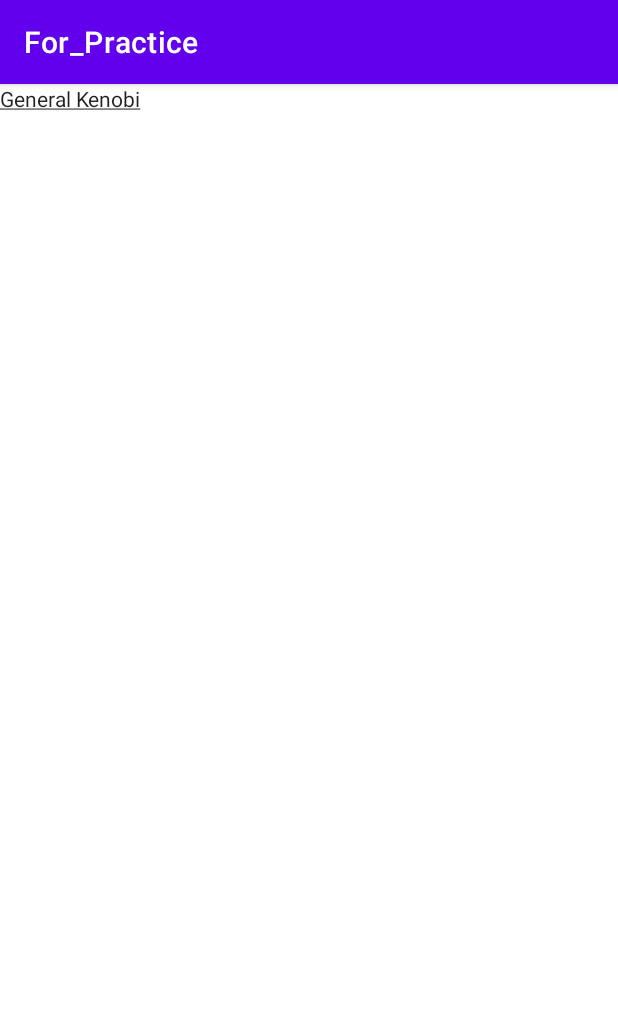
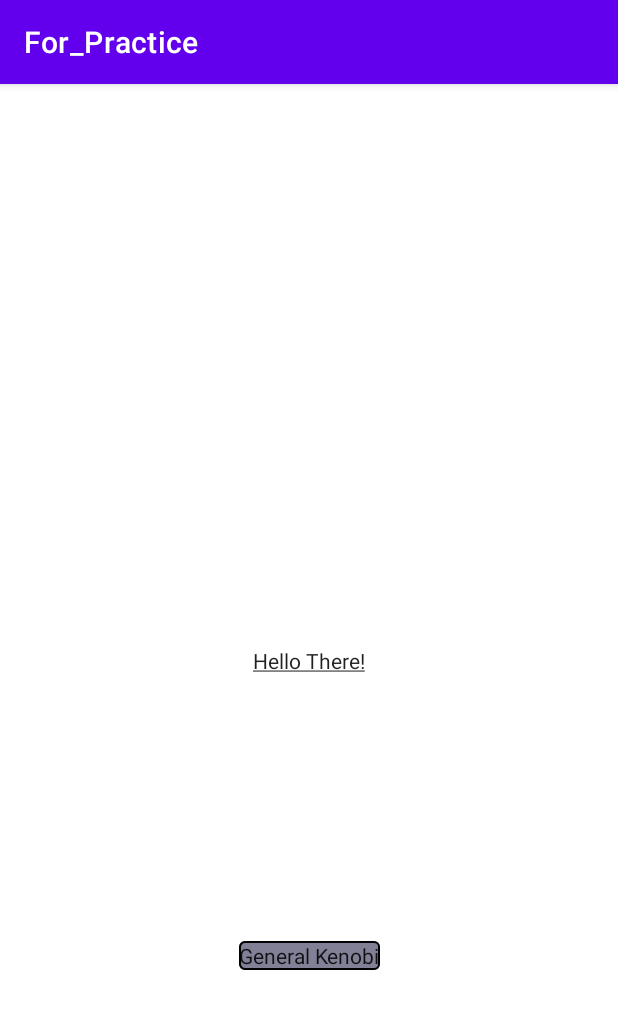
Before and after one commit to krymov-d/For_Practice, an Android app: the screen it shows after launch (MainActivity), on a phone screen of 412 x 824 dp. Shown: the top 1009 px of the screen. Run offline under Robolectric (Android 15) with nearby library versions, the phone set to English and light mode, and no system bars.

Commit message:
Created custom class CircledButton

```diff
--- a/app/src/main/java/kz/kd/for_practice/MainActivity.kt
+++ b/app/src/main/java/kz/kd/for_practice/MainActivity.kt
@@ -1,29 +1,81 @@
 package kz.kd.for_practice
 
 import android.content.Context
+import android.content.res.ColorStateList
+import android.graphics.Color
 import androidx.appcompat.app.AppCompatActivity
 import android.os.Bundle
 import android.util.AttributeSet
+import androidx.appcompat.widget.AppCompatButton
 import androidx.appcompat.widget.AppCompatTextView
+import com.google.android.material.shape.CornerFamily
+import com.google.android.material.shape.MaterialShapeDrawable
+import com.google.android.material.shape.ShapeAppearanceModel
 
 class MainActivity : AppCompatActivity() {
     override fun onCreate(savedInstanceState: Bundle?) {
         super.onCreate(savedInstanceState)
-        setContentView(
-            UnderlinedTextView(this).apply {
-                text = "General Kenobi"
-            }
-        )
+        setContentView(R.layout.activity_main)
     }
 }
 
 class UnderlinedTextView @JvmOverloads constructor(
     context: Context,
-    attr: AttributeSet? = null,
+    attrs: AttributeSet? = null,
     defStyleAttr: Int = 0
-) : AppCompatTextView(context, attr, defStyleAttr) {
+) : AppCompatTextView(context, attrs, defStyleAttr) {
 
     init {
         paint.isUnderlineText = true
     }
 }
+
+private const val COLOR_NONE = -1
+
+class CircledButton @JvmOverloads constructor(
+    context: Context,
+    attrs: AttributeSet? = null,
+    defStyleAttr: Int = 0
+) : AppCompatButton(context, attrs, defStyleAttr) {
+    private var radius = 0f
+    private var hasBorder = false
+    private var borderColor = COLOR_NONE
+    private var borderSize = 0f
+    init {
+        context.theme.obtainStyledAttributes(
+            attrs,
+            R.styleable.CircledButton,
+            0, 0
+        ).apply {
+            try {
+                radius = getDimensionPixelSize(R.styleable.CircledButton_radius, 0).toFloat()
+                hasBorder = getBoolean(R.styleable.CircledButton_hasBorder, false)
+                borderColor = getColor(R.styleable.CircledButton_borderColor, COLOR_NONE)
+                borderSize = getDimensionPixelSize(R.styleable.CircledButton_borderSize, 0).toFloat()
+            } finally {
+                recycle()
+            }
+        }
+
+        val shapeAppearanceModel: ShapeAppearanceModel = ShapeAppearanceModel().toBuilder().apply {
+            if (radius > 0) {
+                setAllCorners(
+                    CornerFamily.ROUNDED,
+                    radius
+                )
+            }
+        }.build()
+
+        val shapeDrawable = MaterialShapeDrawable(shapeAppearanceModel).apply {
+
+            if (hasBorder && borderColor != COLOR_NONE) {
+                strokeWidth = borderSize
+                strokeColor = ColorStateList.valueOf(borderColor)
+            }
+
+            fillColor = ColorStateList.valueOf(androidx.appcompat.R.attr.colorPrimary)
+        }
+
+        background = shapeDrawable
+    }
+}
--- a/app/src/main/res/layout/activity_main.xml
+++ b/app/src/main/res/layout/activity_main.xml
@@ -7,6 +7,7 @@
     tools:context=".MainActivity">
 
     <kz.kd.for_practice.UnderlinedTextView
+        android:id="@+id/tv"
         android:layout_width="wrap_content"
         android:layout_height="wrap_content"
         android:text="Hello There!"
@@ -15,4 +16,17 @@
         app:layout_constraintStart_toStartOf="parent"
         app:layout_constraintTop_toTopOf="parent" />
 
+    <kz.kd.for_practice.CircledButton
+        android:layout_width="wrap_content"
+        android:layout_height="wrap_content"
+        android:text="General Kenobi"
+        app:borderColor="@android:color/black"
+        app:borderSize="1dp"
+        app:hasBorder="true"
+        app:layout_constraintBottom_toBottomOf="parent"
+        app:layout_constraintEnd_toEndOf="parent"
+        app:layout_constraintStart_toStartOf="parent"
+        app:layout_constraintTop_toBottomOf="@id/tv"
+        app:radius="4dp" />
+
 </androidx.constraintlayout.widget.ConstraintLayout>
--- /dev/null
+++ b/app/src/main/res/values/attrs.xml
@@ -0,0 +1,9 @@
+<?xml version="1.0" encoding="utf-8"?>
+<resources>
+    <declare-styleable name="CircledButton">
+        <attr name="radius" format="dimension"/>
+        <attr name="hasBorder" format="boolean" />
+        <attr name="borderColor" format="color" />
+        <attr name="borderSize" format="dimension" />
+    </declare-styleable>
+</resources>
```
